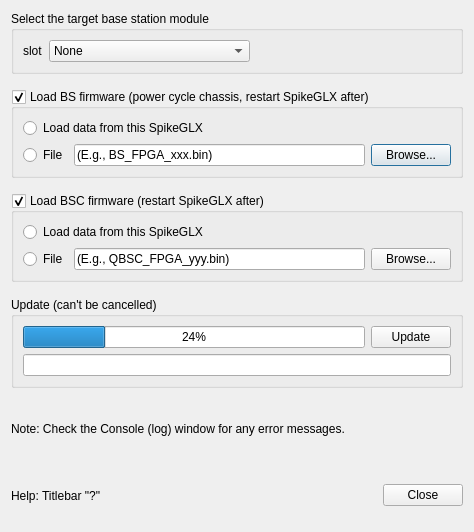
First picture: the form in Forms/IMFirmDlg.ui, repository billkarsh/SpikeGLX, before the edit.
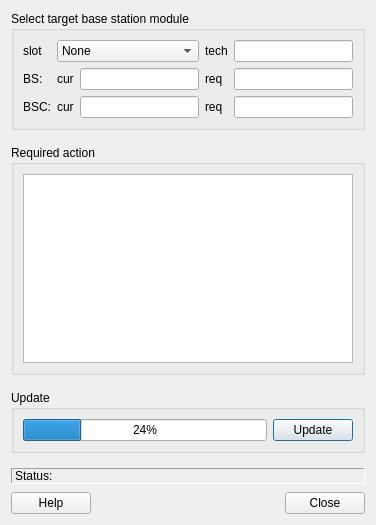
Second picture: the form after the edit.

Commit message: New Update Firmware dialog

The edit to the form file:
```diff
--- a/Forms/IMFirmDlg.ui
+++ b/Forms/IMFirmDlg.ui
@@ -9,12 +9,12 @@
    <rect>
     <x>0</x>
     <y>0</y>
-    <width>474</width>
-    <height>532</height>
+    <width>376</width>
+    <height>525</height>
    </rect>
   </property>
   <property name="sizePolicy">
-   <sizepolicy hsizetype="Preferred" vsizetype="Minimum">
+   <sizepolicy hsizetype="Expanding" vsizetype="Preferred">
     <horstretch>0</horstretch>
     <verstretch>0</verstretch>
    </sizepolicy>
@@ -22,16 +22,111 @@
   <property name="windowTitle">
    <string>Update Imec Firmware</string>
   </property>
-  <layout class="QGridLayout" name="gridLayout_5">
+  <layout class="QGridLayout" name="gridLayout_4">
    <property name="verticalSpacing">
     <number>15</number>
    </property>
+   <item row="2" column="0">
+    <widget class="QGroupBox" name="groupBox_3">
+     <property name="title">
+      <string>Update</string>
+     </property>
+     <layout class="QGridLayout" name="gridLayout_3">
+      <item row="0" column="0">
+       <widget class="QProgressBar" name="PBar">
+        <property name="value">
+         <number>24</number>
+        </property>
+       </widget>
+      </item>
+      <item row="0" column="1">
+       <widget class="QPushButton" name="updateBut">
+        <property name="sizePolicy">
+         <sizepolicy hsizetype="Preferred" vsizetype="Preferred">
+          <horstretch>0</horstretch>
+          <verstretch>0</verstretch>
+         </sizepolicy>
+        </property>
+        <property name="text">
+         <string>Update</string>
+        </property>
+       </widget>
+      </item>
+     </layout>
+    </widget>
+   </item>
+   <item row="1" column="0">
+    <widget class="QGroupBox" name="groupBox_2">
+     <property name="sizePolicy">
+      <sizepolicy hsizetype="Expanding" vsizetype="Expanding">
+       <horstretch>0</horstretch>
+       <verstretch>0</verstretch>
+      </sizepolicy>
+     </property>
+     <property name="title">
+      <string>Required action</string>
+     </property>
+     <layout class="QGridLayout" name="gridLayout_6">
+      <item row="0" column="0">
+       <widget class="QTextEdit" name="actionTE">
+        <property name="sizePolicy">
+         <sizepolicy hsizetype="Expanding" vsizetype="MinimumExpanding">
+          <horstretch>0</horstretch>
+          <verstretch>0</verstretch>
+         </sizepolicy>
+        </property>
+        <property name="minimumSize">
+         <size>
+          <width>330</width>
+          <height>140</height>
+         </size>
+        </property>
+        <property name="focusPolicy">
+         <enum>Qt::FocusPolicy::NoFocus</enum>
+        </property>
+        <property name="acceptDrops">
+         <bool>false</bool>
+        </property>
+        <property name="undoRedoEnabled">
+         <bool>false</bool>
+        </property>
+        <property name="lineWrapMode">
+         <enum>QTextEdit::LineWrapMode::NoWrap</enum>
+        </property>
+        <property name="readOnly">
+         <bool>true</bool>
+        </property>
+        <property name="acceptRichText">
+         <bool>false</bool>
+        </property>
+       </widget>
+      </item>
+     </layout>
+    </widget>
+   </item>
    <item row="0" column="0">
     <widget class="QGroupBox" name="groupBox">
      <property name="title">
-      <string>Select the target base station module</string>
+      <string>Select target base station module</string>
      </property>
-     <layout class="QGridLayout" name="gridLayout_2" columnstretch="0,0,0">
+     <layout class="QGridLayout" name="gridLayout_2" columnstretch="0,0,0,0,0">
+      <item row="2" column="2">
+       <widget class="QLineEdit" name="bscurLE">
+        <property name="focusPolicy">
+         <enum>Qt::FocusPolicy::NoFocus</enum>
+        </property>
+        <property name="readOnly">
+         <bool>true</bool>
+        </property>
+       </widget>
+      </item>
+      <item row="2" column="0">
+       <widget class="QLabel" name="label_5">
+        <property name="text">
+         <string>BS:</string>
+        </property>
+       </widget>
+      </item>
       <item row="1" column="0">
        <widget class="QLabel" name="label">
         <property name="text">
@@ -39,7 +134,89 @@
         </property>
        </widget>
       </item>
-      <item row="1" column="1">
+      <item row="3" column="1">
+       <widget class="QLabel" name="label_9">
+        <property name="text">
+         <string>cur</string>
+        </property>
+       </widget>
+      </item>
+      <item row="2" column="1">
+       <widget class="QLabel" name="label_6">
+        <property name="text">
+         <string>cur</string>
+        </property>
+       </widget>
+      </item>
+      <item row="3" column="0">
+       <widget class="QLabel" name="label_8">
+        <property name="text">
+         <string>BSC:</string>
+        </property>
+       </widget>
+      </item>
+      <item row="2" column="3">
+       <widget class="QLabel" name="label_7">
+        <property name="text">
+         <string>req</string>
+        </property>
+       </widget>
+      </item>
+      <item row="2" column="4">
+       <widget class="QLineEdit" name="bsreqLE">
+        <property name="focusPolicy">
+         <enum>Qt::FocusPolicy::NoFocus</enum>
+        </property>
+        <property name="readOnly">
+         <bool>true</bool>
+        </property>
+       </widget>
+      </item>
+      <item row="3" column="2">
+       <widget class="QLineEdit" name="bsccurLE">
+        <property name="focusPolicy">
+         <enum>Qt::FocusPolicy::NoFocus</enum>
+        </property>
+        <property name="readOnly">
+         <bool>true</bool>
+        </property>
+       </widget>
+      </item>
+      <item row="3" column="3">
+       <widget class="QLabel" name="label_10">
+        <property name="text">
+         <string>req</string>
+        </property>
+       </widget>
+      </item>
+      <item row="3" column="4">
+       <widget class="QLineEdit" name="bscreqLE">
+        <property name="focusPolicy">
+         <enum>Qt::FocusPolicy::NoFocus</enum>
+        </property>
+        <property name="readOnly">
+         <bool>true</bool>
+        </property>
+       </widget>
+      </item>
+      <item row="1" column="4">
+       <widget class="QLineEdit" name="techLE">
+        <property name="focusPolicy">
+         <enum>Qt::FocusPolicy::NoFocus</enum>
+        </property>
+        <property name="readOnly">
+         <bool>true</bool>
+        </property>
+       </widget>
+      </item>
+      <item row="1" column="3">
+       <widget class="QLabel" name="label_3">
+        <property name="text">
+         <string>tech</string>
+        </property>
+       </widget>
+      </item>
+      <item row="1" column="1" colspan="2">
        <widget class="QComboBox" name="slotCB">
         <property name="sizePolicy">
          <sizepolicy hsizetype="MinimumExpanding" vsizetype="Fixed">
@@ -142,194 +319,15 @@
         </item>
        </widget>
       </item>
-      <item row="1" column="2">
-       <spacer name="horizontalSpacer_2">
-        <property name="orientation">
-         <enum>Qt::Orientation::Horizontal</enum>
-        </property>
-        <property name="sizeHint" stdset="0">
-         <size>
-          <width>40</width>
-          <height>20</height>
-         </size>
-        </property>
-       </spacer>
-      </item>
-     </layout>
-    </widget>
-   </item>
-   <item row="1" column="0">
-    <widget class="QGroupBox" name="bsGrp">
-     <property name="title">
-      <string>Load BS firmware (power cycle chassis, restart SpikeGLX after)</string>
-     </property>
-     <property name="checkable">
-      <bool>true</bool>
-     </property>
-     <layout class="QGridLayout" name="gridLayout">
-      <item row="1" column="1">
-       <widget class="QLineEdit" name="bsfileLE">
-        <property name="sizePolicy">
-         <sizepolicy hsizetype="MinimumExpanding" vsizetype="Fixed">
-          <horstretch>0</horstretch>
-          <verstretch>0</verstretch>
-         </sizepolicy>
-        </property>
-        <property name="focusPolicy">
-         <enum>Qt::FocusPolicy::NoFocus</enum>
-        </property>
-        <property name="text">
-         <string>(E.g., BS_FPGA_xxx.bin)</string>
-        </property>
-        <property name="readOnly">
-         <bool>true</bool>
-        </property>
-       </widget>
-      </item>
-      <item row="1" column="2">
-       <widget class="QPushButton" name="bsBrowse">
-        <property name="sizePolicy">
-         <sizepolicy hsizetype="Preferred" vsizetype="Preferred">
-          <horstretch>0</horstretch>
-          <verstretch>0</verstretch>
-         </sizepolicy>
-        </property>
-        <property name="text">
-         <string>Browse...</string>
-        </property>
-       </widget>
-      </item>
-      <item row="1" column="0">
-       <widget class="QRadioButton" name="bsExtRadio">
-        <property name="text">
-         <string>File</string>
-        </property>
-       </widget>
-      </item>
-      <item row="0" column="0" colspan="2">
-       <widget class="QRadioButton" name="bsIntRadio">
-        <property name="text">
-         <string>Load data from this SpikeGLX</string>
-        </property>
-       </widget>
-      </item>
-     </layout>
-    </widget>
-   </item>
-   <item row="2" column="0">
-    <widget class="QGroupBox" name="bscGrp">
-     <property name="title">
-      <string>Load BSC firmware (restart SpikeGLX after)</string>
-     </property>
-     <property name="checkable">
-      <bool>true</bool>
-     </property>
-     <layout class="QGridLayout" name="gridLayout_4">
-      <item row="1" column="2">
-       <widget class="QPushButton" name="bscBrowse">
-        <property name="sizePolicy">
-         <sizepolicy hsizetype="Preferred" vsizetype="Preferred">
-          <horstretch>0</horstretch>
-          <verstretch>0</verstretch>
-         </sizepolicy>
-        </property>
-        <property name="text">
-         <string>Browse...</string>
-        </property>
-       </widget>
-      </item>
-      <item row="1" column="1">
-       <widget class="QLineEdit" name="bscfileLE">
-        <property name="sizePolicy">
-         <sizepolicy hsizetype="MinimumExpanding" vsizetype="Fixed">
-          <horstretch>0</horstretch>
-          <verstretch>0</verstretch>
-         </sizepolicy>
-        </property>
-        <property name="focusPolicy">
-         <enum>Qt::FocusPolicy::NoFocus</enum>
-        </property>
-        <property name="text">
-         <string>(E.g., QBSC_FPGA_yyy.bin)</string>
-        </property>
-        <property name="readOnly">
-         <bool>true</bool>
-        </property>
-       </widget>
-      </item>
-      <item row="1" column="0">
-       <widget class="QRadioButton" name="bscExtRadio">
-        <property name="text">
-         <string>File</string>
-        </property>
-       </widget>
-      </item>
-      <item row="0" column="0" colspan="2">
-       <widget class="QRadioButton" name="bscIntRadio">
-        <property name="text">
-         <string>Load data from this SpikeGLX</string>
-        </property>
-       </widget>
-      </item>
-     </layout>
-    </widget>
-   </item>
-   <item row="3" column="0">
-    <widget class="QGroupBox" name="groupBox_3">
-     <property name="title">
-      <string>Update (can't be cancelled)</string>
-     </property>
-     <layout class="QGridLayout" name="gridLayout_3">
-      <item row="0" column="0">
-       <widget class="QProgressBar" name="PBar">
-        <property name="value">
-         <number>24</number>
-        </property>
-       </widget>
-      </item>
-      <item row="0" column="1">
-       <widget class="QPushButton" name="updateBut">
-        <property name="sizePolicy">
-         <sizepolicy hsizetype="Preferred" vsizetype="Preferred">
-          <horstretch>0</horstretch>
-          <verstretch>0</verstretch>
-         </sizepolicy>
-        </property>
-        <property name="text">
-         <string>Update</string>
-        </property>
-       </widget>
-      </item>
-      <item row="1" column="0" colspan="2">
-       <widget class="QLineEdit" name="statusLE">
-        <property name="focusPolicy">
-         <enum>Qt::FocusPolicy::NoFocus</enum>
-        </property>
-        <property name="readOnly">
-         <bool>true</bool>
-        </property>
-       </widget>
-      </item>
      </layout>
     </widget>
    </item>
    <item row="4" column="0">
-    <widget class="QLabel" name="label_2">
-     <property name="text">
-      <string>Note: Check the Console (log) window for any error messages.</string>
+    <layout class="QGridLayout" name="gridLayout">
+     <property name="verticalSpacing">
+      <number>8</number>
      </property>
-    </widget>
-   </item>
-   <item row="5" column="0">
-    <layout class="QHBoxLayout" name="horizontalLayout">
-     <item>
-      <widget class="QLabel" name="label_4">
-       <property name="text">
-        <string>Help: Titlebar &quot;?&quot;</string>
-       </property>
-      </widget>
-     </item>
-     <item>
+     <item row="1" column="1">
       <spacer name="horizontalSpacer">
        <property name="orientation">
         <enum>Qt::Orientation::Horizontal</enum>
@@ -342,7 +340,7 @@
        </property>
       </spacer>
      </item>
-     <item>
+     <item row="1" column="2">
       <widget class="QDialogButtonBox" name="buttonBox">
        <property name="sizePolicy">
         <sizepolicy hsizetype="Preferred" vsizetype="Preferred">
@@ -361,6 +359,26 @@
        </property>
       </widget>
      </item>
+     <item row="1" column="0">
+      <widget class="QPushButton" name="helpBut">
+       <property name="text">
+        <string>Help</string>
+       </property>
+      </widget>
+     </item>
+     <item row="0" column="0" colspan="3">
+      <widget class="QLabel" name="statusLbl">
+       <property name="frameShape">
+        <enum>QFrame::Shape::Panel</enum>
+       </property>
+       <property name="frameShadow">
+        <enum>QFrame::Shadow::Sunken</enum>
+       </property>
+       <property name="text">
+        <string>Status:</string>
+       </property>
+      </widget>
+     </item>
     </layout>
    </item>
   </layout>
```
Left out of the diff: 9 changed lines with no effect on the pictures. The commit also changes 7 other files.
